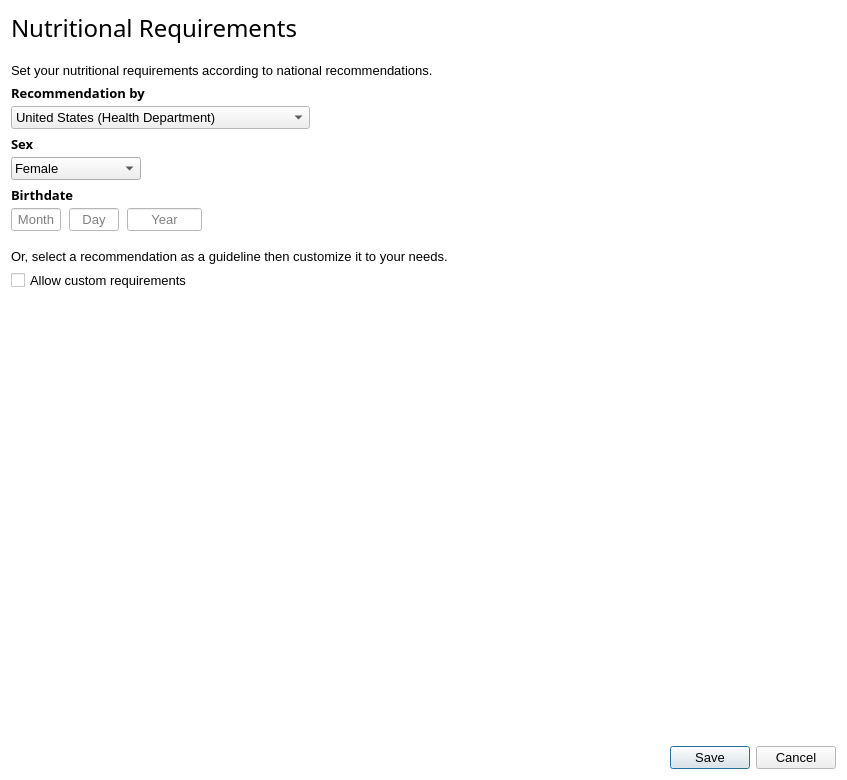
josh-minch/spartan, file ui_requirementswindow.ui: the form before one commit.
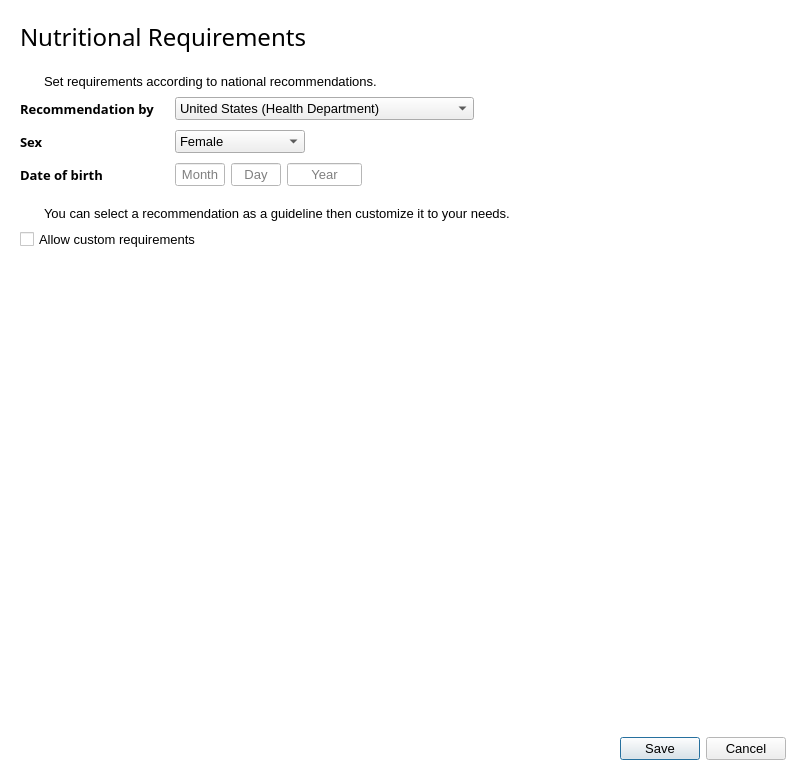
The form after the commit. Icons and pictures are not drawn.

Commit message: Add requirements icons, further refine ui

```diff
--- a/ui_requirementswindow.ui
+++ b/ui_requirementswindow.ui
@@ -6,7 +6,7 @@
    <rect>
     <x>0</x>
     <y>0</y>
-    <width>847</width>
+    <width>806</width>
     <height>780</height>
    </rect>
   </property>
@@ -93,7 +93,22 @@
    <iconset>
     <normaloff>images/icon_trimmed.png</normaloff>images/icon_trimmed.png</iconset>
   </property>
-  <layout class="QVBoxLayout" name="verticalLayout">
+  <layout class="QVBoxLayout" name="verticalLayout_3">
+   <property name="spacing">
+    <number>20</number>
+   </property>
+   <property name="leftMargin">
+    <number>20</number>
+   </property>
+   <property name="topMargin">
+    <number>20</number>
+   </property>
+   <property name="rightMargin">
+    <number>20</number>
+   </property>
+   <property name="bottomMargin">
+    <number>20</number>
+   </property>
    <item>
     <widget class="QLabel" name="label">
      <property name="font">
@@ -113,36 +128,61 @@
     </widget>
    </item>
    <item>
-    <spacer name="verticalSpacer_2">
-     <property name="orientation">
-      <enum>Qt::Vertical</enum>
+    <layout class="QVBoxLayout" name="verticalLayout">
+     <property name="spacing">
+      <number>8</number>
      </property>
-     <property name="sizeType">
-      <enum>QSizePolicy::Fixed</enum>
-     </property>
-     <property name="sizeHint" stdset="0">
-      <size>
-       <width>20</width>
-       <height>12</height>
-      </size>
-     </property>
-    </spacer>
-   </item>
-   <item>
-    <layout class="QFormLayout" name="formLayout">
-     <item row="0" column="0">
-      <widget class="QLabel" name="label_2">
-       <property name="text">
-        <string>Set your nutritional requirements according to national recommendations.</string>
-       </property>
-      </widget>
-     </item>
-     <item row="1" column="0">
-      <layout class="QVBoxLayout" name="verticalLayout_5">
+     <item>
+      <layout class="QHBoxLayout" name="horizontalLayout_3">
        <property name="spacing">
         <number>4</number>
        </property>
        <item>
+        <widget class="QLabel" name="label_4">
+         <property name="maximumSize">
+          <size>
+           <width>20</width>
+           <height>20</height>
+          </size>
+         </property>
+         <property name="text">
+          <string/>
+         </property>
+         <property name="pixmap">
+          <pixmap>images/person-outline.png</pixmap>
+         </property>
+         <property name="scaledContents">
+          <bool>true</bool>
+         </property>
+        </widget>
+       </item>
+       <item>
+        <widget class="QLabel" name="label_2">
+         <property name="text">
+          <string>Set requirements according to national recommendations.</string>
+         </property>
+         <property name="scaledContents">
+          <bool>false</bool>
+         </property>
+         <property name="alignment">
+          <set>Qt::AlignLeading|Qt::AlignLeft|Qt::AlignVCenter</set>
+         </property>
+        </widget>
+       </item>
+      </layout>
+     </item>
+     <item>
+      <layout class="QFormLayout" name="formLayout">
+       <property name="fieldGrowthPolicy">
+        <enum>QFormLayout::ExpandingFieldsGrow</enum>
+       </property>
+       <property name="horizontalSpacing">
+        <number>20</number>
+       </property>
+       <property name="verticalSpacing">
+        <number>10</number>
+       </property>
+       <item row="0" column="0">
         <widget class="QLabel" name="req_label">
          <property name="palette">
           <palette>
@@ -194,7 +234,7 @@
          </property>
         </widget>
        </item>
-       <item>
+       <item row="0" column="1">
         <widget class="QComboBox" name="req_edit">
          <property name="sizePolicy">
           <sizepolicy hsizetype="Fixed" vsizetype="Fixed">
@@ -220,6 +260,21 @@
          <property name="focusPolicy">
           <enum>Qt::TabFocus</enum>
          </property>
+         <property name="styleSheet">
+          <string notr="true">QListView{
+	outline: none;
+}
+
+QListView::item:selected {
+	color: black;
+	background-color: rgb(204, 232, 255);
+}
+
+QListView::item {
+	min-height: 28px;
+}
+</string>
+         </property>
          <property name="currentText">
           <string>United States (Health Department)</string>
          </property>
@@ -243,14 +298,7 @@
          </item>
         </widget>
        </item>
-      </layout>
-     </item>
-     <item row="2" column="0">
-      <layout class="QVBoxLayout" name="verticalLayout_4">
-       <property name="spacing">
-        <number>4</number>
-       </property>
-       <item>
+       <item row="1" column="0">
         <widget class="QLabel" name="sex_label">
          <property name="palette">
           <palette>
@@ -302,7 +350,7 @@
          </property>
         </widget>
        </item>
-       <item>
+       <item row="1" column="1">
         <widget class="QComboBox" name="sex_edit">
          <property name="enabled">
           <bool>true</bool>
@@ -319,70 +367,6 @@
            <height>0</height>
           </size>
          </property>
-         <property name="palette">
-          <palette>
-           <active>
-            <colorrole role="Highlight">
-             <brush brushstyle="SolidPattern">
-              <color alpha="255">
-               <red>218</red>
-               <green>236</green>
-               <blue>249</blue>
-              </color>
-             </brush>
-            </colorrole>
-            <colorrole role="HighlightedText">
-             <brush brushstyle="SolidPattern">
-              <color alpha="255">
-               <red>0</red>
-               <green>0</green>
-               <blue>0</blue>
-              </color>
-             </brush>
-            </colorrole>
-           </active>
-           <inactive>
-            <colorrole role="Highlight">
-             <brush brushstyle="SolidPattern">
-              <color alpha="255">
-               <red>218</red>
-               <green>236</green>
-               <blue>249</blue>
-              </color>
-             </brush>
-            </colorrole>
-            <colorrole role="HighlightedText">
-             <brush brushstyle="SolidPattern">
-              <color alpha="255">
-               <red>0</red>
-               <green>0</green>
-               <blue>0</blue>
-              </color>
-             </brush>
-            </colorrole>
-           </inactive>
-           <disabled>
-            <colorrole role="Highlight">
-             <brush brushstyle="SolidPattern">
-              <color alpha="255">
-               <red>0</red>
-               <green>120</green>
-               <blue>215</blue>
-              </color>
-             </brush>
-            </colorrole>
-            <colorrole role="HighlightedText">
-             <brush brushstyle="SolidPattern">
-              <color alpha="255">
-               <red>0</red>
-               <green>0</green>
-               <blue>0</blue>
-              </color>
-             </brush>
-            </colorrole>
-           </disabled>
-          </palette>
-         </property>
          <property name="font">
           <font>
            <family>Segoe UI</family>
@@ -393,24 +377,19 @@
           <enum>Qt::TabFocus</enum>
          </property>
          <property name="styleSheet">
-          <string notr="true">QComboBox {
-    padding: 2px 0px 2px 3px;
-}
-
-QComboBox QAbstractItemView {
-    margin-top: 0px;
-    padding-bottom: 0px;
-}
-
-QComboBox QAbstractItemView::item { 
-	min-height: 35px; 
-	min-width: 50px;
+          <string notr="true">QListView{
+	outline: none;
 }
 
 QListView::item:selected {
-	color: black; 
-	background-color: lightblue
-}</string>
+	color: black;
+	background-color: rgb(204, 232, 255);
+}
+
+QListView::item {
+	min-height: 28px;
+}
+</string>
          </property>
          <item>
           <property name="text">
@@ -434,14 +413,7 @@
          </item>
         </widget>
        </item>
-      </layout>
-     </item>
-     <item row="3" column="0">
-      <layout class="QVBoxLayout" name="verticalLayout_3">
-       <property name="spacing">
-        <number>4</number>
-       </property>
-       <item>
+       <item row="2" column="0">
         <widget class="QLabel" name="birth_label">
          <property name="palette">
           <palette>
@@ -489,14 +461,17 @@
           </font>
          </property>
          <property name="text">
-          <string>Birthdate</string>
+          <string>Date of birth</string>
          </property>
         </widget>
        </item>
-       <item>
-        <layout class="QHBoxLayout" name="horizontalLayout_2">
+       <item row="2" column="1">
+        <layout class="QHBoxLayout" name="horizontalLayout_4">
          <property name="spacing">
-          <number>8</number>
+          <number>6</number>
+         </property>
+         <property name="sizeConstraint">
+          <enum>QLayout::SetFixedSize</enum>
          </property>
          <item>
           <widget class="QLineEdit" name="mon_edit">
@@ -579,33 +554,46 @@
      </item>
     </layout>
    </item>
-   <item>
-    <spacer name="verticalSpacer">
-     <property name="orientation">
-      <enum>Qt::Vertical</enum>
-     </property>
-     <property name="sizeType">
-      <enum>QSizePolicy::Fixed</enum>
-     </property>
-     <property name="sizeHint" stdset="0">
-      <size>
-       <width>17</width>
-       <height>12</height>
-      </size>
-     </property>
-    </spacer>
-   </item>
    <item>
     <layout class="QVBoxLayout" name="verticalLayout_2">
      <property name="spacing">
-      <number>6</number>
+      <number>8</number>
      </property>
      <item>
-      <widget class="QLabel" name="label_9">
-       <property name="text">
-        <string>Or, select a recommendation as a guideline then customize it to your needs.</string>
+      <layout class="QHBoxLayout" name="horizontalLayout_2">
+       <property name="spacing">
+        <number>4</number>
        </property>
-      </widget>
+       <item>
+        <widget class="QLabel" name="label_5">
+         <property name="maximumSize">
+          <size>
+           <width>20</width>
+           <height>20</height>
+          </size>
+         </property>
+         <property name="text">
+          <string/>
+         </property>
+         <property name="pixmap">
+          <pixmap>images/info-outline.svg</pixmap>
+         </property>
+         <property name="scaledContents">
+          <bool>true</bool>
+         </property>
+        </widget>
+       </item>
+       <item>
+        <widget class="QLabel" name="label_9">
+         <property name="text">
+          <string>You can select a recommendation as a guideline then customize it to your needs.</string>
+         </property>
+         <property name="alignment">
+          <set>Qt::AlignLeading|Qt::AlignLeft|Qt::AlignVCenter</set>
+         </property>
+        </widget>
+       </item>
+      </layout>
      </item>
      <item>
       <widget class="QCheckBox" name="cust_edit">
```
The commit also changes 10 other files.
